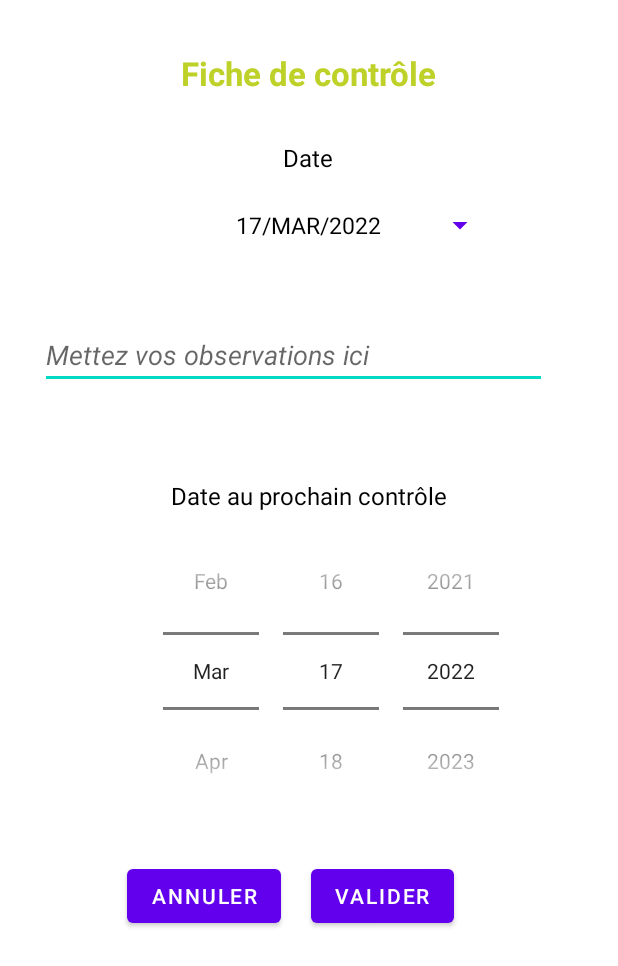
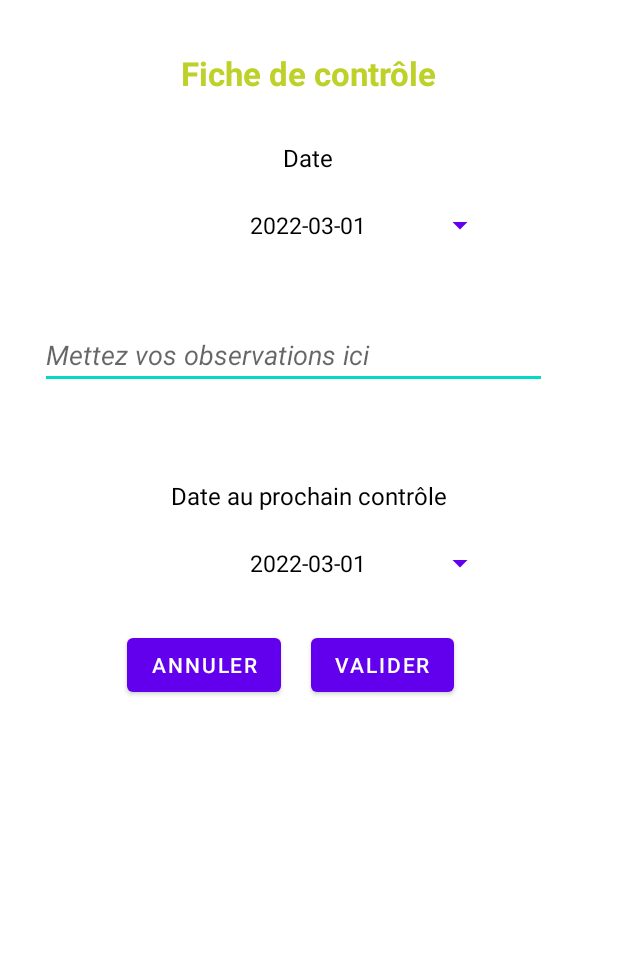
Before and after one commit to SIO2LAA/Speleo-EPI, an Android app: the FDC_Creer screen opened directly, with no data from a screen before it, on a phone screen of 412 x 824 dp. Shown: the top 966 px of the screen. Run offline under Robolectric (Android 15) with nearby library versions, the phone set to English and light mode, and no system bars.

Commit message:
FDC_Creer creation date terminos

```diff
--- a/app/src/main/java/fr/sio/app_epi2/FDC_Creer.java
+++ b/app/src/main/java/fr/sio/app_epi2/FDC_Creer.java
@@ -17,12 +17,15 @@ import java.util.Calendar;
 public class FDC_Creer extends AppCompatActivity implements View.OnClickListener {
 
     private DatePickerDialog datePickerDialog;
+    private DatePickerDialog datePickerDialog2;
     private Button dateButton;
+    private Button nextdateButton;
     private EditText observation;
     private Button annuler;
     private Button valider;
-    // private DBOpenHelper maBD;
-    // private SQLiteDatabase writeBD;
+    private DBOpenHelper maBD;
+    private SQLiteDatabase writeBD;
+
 
     @Override
     protected void onCreate(Bundle savedInstanceState) {
@@ -30,7 +33,11 @@ public class FDC_Creer extends AppCompatActivity implements View.OnClickListener
         setContentView(R.layout.activity_fdc_creer);
         initDatePicker();
         dateButton = findViewById(R.id.datePickerButton);
+        nextdateButton = findViewById(R.id.nextdatePickerButton);
+        observation = findViewById(R.id.inputObservation);
+
         dateButton.setText(getTodaysDate());
+        nextdateButton.setText(getNextDate());
 
         // affichage du layout
         annuler = findViewById(R.id.btnAnnuler);
@@ -60,6 +67,15 @@ public class FDC_Creer extends AppCompatActivity implements View.OnClickListener
         return makeDateString(day, month, year);
     }
 
+    private String getNextDate() {
+        Calendar cal = Calendar.getInstance();
+        int year = cal.get(Calendar.YEAR);
+        int month = cal.get(Calendar.MONTH);
+        month = month + 1;
+        int day = cal.get(Calendar.DAY_OF_MONTH);
+        return makeDateString(day, month, year);
+    }
+
     private void initDatePicker() {
         DatePickerDialog.OnDateSetListener dateSetListener = new DatePickerDialog.OnDateSetListener()
         {
@@ -72,6 +88,17 @@ public class FDC_Creer extends AppCompatActivity implements View.OnClickListener
             }
         };
 
+        DatePickerDialog.OnDateSetListener dateSetListener2 = new DatePickerDialog.OnDateSetListener()
+        {
+            @Override
+            public void onDateSet(DatePicker datePicker, int year, int month, int day)
+            {
+                month = month + 1;
+                String date = makeDateString(day, month, year);
+                nextdateButton.setText(date);
+            }
+        };
+
         Calendar cal = Calendar.getInstance();
         int year = cal.get(Calendar.YEAR);
         int month = cal.get(Calendar.MONTH);
@@ -80,47 +107,78 @@ public class FDC_Creer extends AppCompatActivity implements View.OnClickListener
         int style = AlertDialog.THEME_HOLO_LIGHT;
 
         datePickerDialog = new DatePickerDialog(this, style, dateSetListener, year, month, day);
+        datePickerDialog2 = new DatePickerDialog(this, style, dateSetListener2, year, month, day);
         datePickerDialog.getDatePicker().setMaxDate(System.currentTimeMillis());
     }
 
     private String makeDateString(int day, int month, int year) {
-        return day + "/" + getMonthFormat(month) + "/" + year;
+        return year + "-" + getMonthFormat(month) + "-" + getDayFormat(day);
     }
 
     private String getMonthFormat(int month)
     {
         if(month == 1)
-            return "JAN";
+            return "01";
         if(month == 2)
-            return "FEB";
+            return "02";
         if(month == 3)
-            return "MAR";
+            return "03";
         if(month == 4)
-            return "APR";
+            return "04";
         if(month == 5)
-            return "MAY";
+            return "05";
         if(month == 6)
-            return "JUN";
+            return "06";
         if(month == 7)
-            return "JUL";
+            return "07";
         if(month == 8)
-            return "AUG";
+            return "08";
         if(month == 9)
-            return "SEP";
+            return "09";
         if(month == 10)
-            return "OCT";
+            return "10";
         if(month == 11)
-            return "NOV";
+            return "11";
         if(month == 12)
-            return "DEC";
+            return "12";
 
         //default should never happen
-        return "JAN";
+        return "01";
+    }
+
+    private String getDayFormat(int day)
+    {
+        if(day == 1)
+            return "01";
+        if(day == 2)
+            return "02";
+        if(day == 3)
+            return "03";
+        if(day == 4)
+            return "04";
+        if(day == 5)
+            return "05";
+        if(day == 6)
+            return "06";
+        if(day == 7)
+            return "07";
+        if(day == 8)
+            return "08";
+        if(day == 9)
+            return "09";
+
+        //default should never happen
+        return "01";
     }
 
     public void openDatePicker(View view)
     {
         datePickerDialog.show();
+    }
+
+    public void openDatePicker2(View view)
+    {
+        datePickerDialog2.show();
     }
 
 
@@ -133,17 +191,25 @@ public class FDC_Creer extends AppCompatActivity implements View.OnClickListener
         }
 
         if (valider.isPressed()){
-            // ajout du message dans la BD
-           /* ContentValues values = new ContentValues();
-            date = date.get
-            values.put("sujet", this.date.get;
-            values.put("message", this.eMessage.getText().toString());
-            long res = this.writeBD.insert("ListeMess", "cle", values);
+           // ajout du message dans la BD
+            ContentValues values = new ContentValues();
+            values.put("date", this.dateButton.getText().toString());
+            values.put("observation", this.observation.getText().toString());
+            long res = this.writeBD.insert("controle", null, values);
 
-            if (res>0){
-                Toast toast1 = Toast.makeText(this,"Le message a été ajouté dans la base de données",Toast.LENGTH_LONG);
-                toast1.show();
-            }*/
+            if (res>0) {
+                Toast toast = Toast.makeText(this, "Les données ont été ajouté dans la base de données", Toast.LENGTH_LONG);
+                toast.show();
+            }else {
+                Toast toast = Toast.makeText(this, "Les données ont été ajouté dans la base de données", Toast.LENGTH_LONG);
+                toast.show();
+            }
+
+
+            /*Toast toast;
+            int duree = Toast.LENGTH_LONG;
+            toast = Toast.makeText(this.getApplicationContext(), observation.getText() ,duree);
+            toast.show(); */
         }
     }
 }
--- a/app/src/main/res/layout/activity_fdc_creer.xml
+++ b/app/src/main/res/layout/activity_fdc_creer.xml
@@ -87,14 +87,21 @@
                 android:textColor="@color/black"
                 android:textSize="16sp" />
 
-            <DatePicker
-                android:id="@+id/fdc_proch_date"
-                android:layout_width="400dp"
+            <Button
+                android:id="@+id/nextdatePickerButton"
+                style="?android:spinnerStyle"
+                android:layout_width="250dp"
                 android:layout_height="wrap_content"
-                android:calendarViewShown="false"
-                android:datePickerMode="spinner"
-                android:minDate="2022"
-                android:spinnersShown="true" />
+                android:layout_marginTop="10dp"
+                android:layout_gravity="center"
+                android:onClick="openDatePicker2"
+                android:text="JAN 01 2020"
+                android:textColor="@color/black"
+                android:textSize="15sp"
+                android:textAlignment="center"
+                app:layout_constraintLeft_toLeftOf="parent"
+                app:layout_constraintRight_toRightOf="parent"
+                app:layout_constraintTop_toBottomOf="@+id/textView" />
         </LinearLayout>
 
         <LinearLayout
```
Also changed, not shown: app/src/main/java/fr/sio/app_epi2/SQLiteDB.java (+0 -7 lines).
